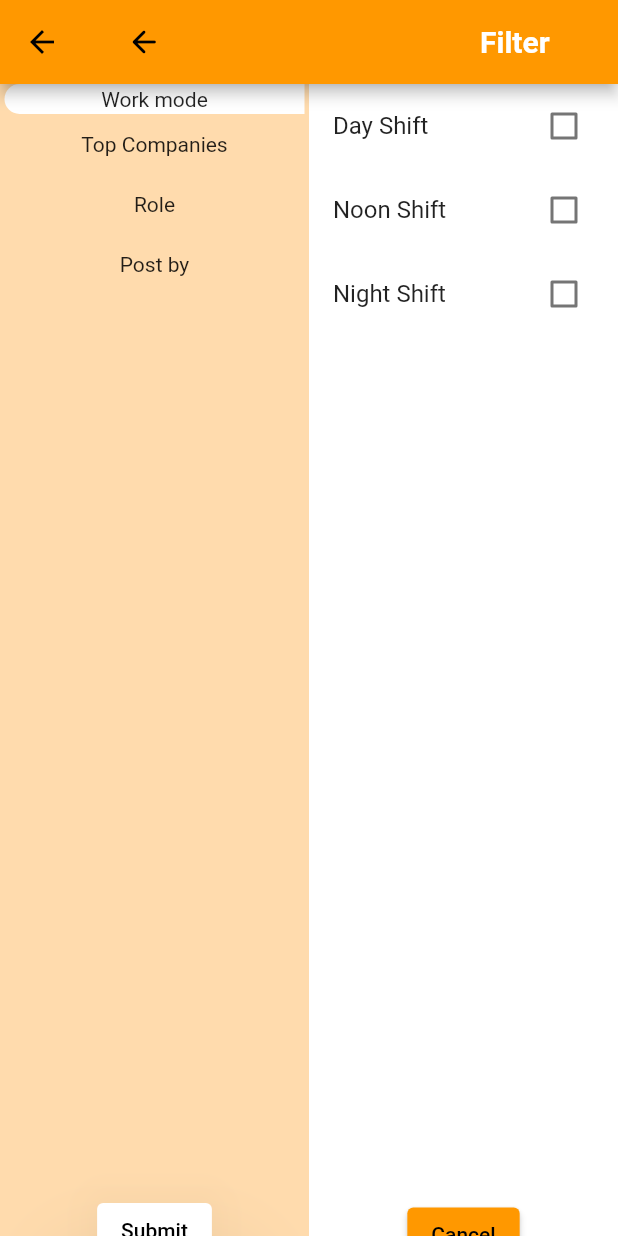
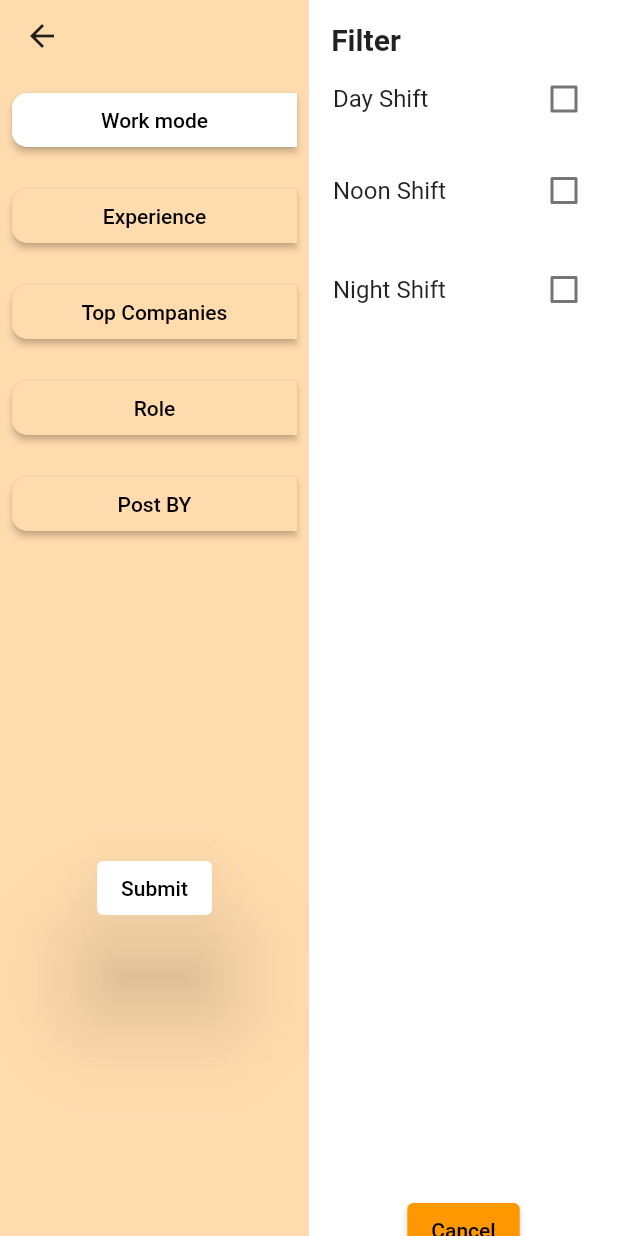
Before and after one commit to Nihala163/assignment-ui, a Flutter app: the Filter screen opened directly, on a phone screen of 412 x 824 dp. Run offline on Flutter 3.47's test engine with Material 2 defaults, Android fonts, the phone set to English and light mode, and no system bars; our stand-ins replace dotted_border, file_picker, image_picker, shared_preferences; accounts and stored records are empty.

Commit message:
new changes

```diff
--- a/lib/filter.dart
+++ b/lib/filter.dart
@@ -10,65 +10,98 @@ class Filter extends StatefulWidget {
 }
 
 class _FilterState extends State<Filter> {
+
   @override
   Widget build(BuildContext context) {
     List<bool>isCheckedList=[false,false,false];
     return Scaffold(
-      appBar: AppBar(
-        title: Row(
-          children: [Padding(
-            padding: const EdgeInsets.only(right: 200),
-            child: IconButton(onPressed: (){
-              Navigator.push(context, MaterialPageRoute(builder: (context){
-                return const Home();
-              }));
-            }, icon: const Icon(Icons.arrow_back_rounded)),
-          ),
-            const Text('Filter',style: TextStyle(fontWeight: FontWeight.bold,color: Colors.white),)
-          ],
-        ),
-      ),
       body: ListView(
         children: [
-          Stack(
-            children: [ Padding(
-              padding: const EdgeInsets.only(top: 600),
-              child: ElevatedButton(onPressed: (){},
-                  style: ElevatedButton.styleFrom(
-                      backgroundColor: const Color(0XFFFFFFFF),
-                      elevation: 30), child: const Text('Submit')
-              ),
-            ),
             Row(
               children: [
                 Expanded(
                   flex: 2,
                   child: Container(
                     height: 1000,
-                      width:30,
+                    width:20,
                     color: const Color(0xFFFFDBAD),
                     child: Column(
                       children: [
-                          Container(decoration: const BoxDecoration(color: Colors.white,
-                              shape: BoxShape.rectangle,
-                              borderRadius: BorderRadius.only(
-                                  bottomLeft:Radius.circular(20),
-                                  topLeft: Radius.circular(20))),
-                            width: 200,height: 20,child: const Center(child: Text('Work mode')),),
-                          const Padding(
-                            padding: EdgeInsets.all(12.0),
-                            child: Text('Top Companies'),
-                          ),
-                          const Padding(
-                            padding: EdgeInsets.all(12.0),
-                            child: Text('Role'),
-                          ),
-                          const Padding(
-                            padding: EdgeInsets.all(12.0),
-                            child: Text('Post by'),
+                        Padding(
+                          padding: const EdgeInsets.only(right: 150),
+                          child: IconButton(onPressed: (){}, icon: const Icon(Icons.arrow_back)),
                         ),
                         Padding(
-                            padding: const EdgeInsets.only(top: 600),
+                          padding: const EdgeInsets.all(8.0),
+                          child: ElevatedButton(onPressed: (){},
+                            style:ElevatedButton.styleFrom(
+                              backgroundColor: Colors.white,
+                              shape: const RoundedRectangleBorder(
+                                  borderRadius: BorderRadius.only(
+                                      bottomLeft:Radius.circular(10),
+                                      topLeft: Radius.circular(10))) ,
+                              ),
+                            child: const Center(child: Text('Work mode')),
+                          ),
+                        ),
+                        Padding(
+                          padding: const EdgeInsets.all(8.0),
+                          child: SizedBox(width: 250,
+                            child: ElevatedButton(onPressed: (){},style:ElevatedButton.styleFrom(
+                               backgroundColor: const Color(0xFFFFDBAD),
+                              shape: const RoundedRectangleBorder(
+                                  borderRadius: BorderRadius.only(
+                                      bottomLeft:Radius.circular(10),
+                                      topLeft: Radius.circular(10))
+                              ) ,
+                            ),
+                              child: const Center(child: Text('Experience')),
+                            ),
+                          ),
+                        ),
+                        Padding(
+                          padding: const EdgeInsets.all(8.0),
+                          child: SizedBox(
+                            child: ElevatedButton(onPressed: (){},
+                              style:ElevatedButton.styleFrom(
+                                backgroundColor:const Color(0xFFFFDBAD),
+                                shape: const RoundedRectangleBorder(
+                                    borderRadius: BorderRadius.only(
+                                        bottomLeft:Radius.circular(10),
+                                        topLeft: Radius.circular(10))) ,
+                              ),
+                              child: const Center(child: Text('Top Companies')),
+                            ),
+                          ),
+                        ),
+                        Padding(
+                          padding: const EdgeInsets.all(8.0),
+                          child: ElevatedButton(onPressed: (){},
+                            style:ElevatedButton.styleFrom(
+                            backgroundColor:const Color(0xFFFFDBAD),
+                            shape: const RoundedRectangleBorder(
+                                borderRadius: BorderRadius.only(
+                                    bottomLeft:Radius.circular(10),
+                                    topLeft: Radius.circular(10))) ,
+                          ),
+                            child: const Center(child: Text('Role')),
+                          ),
+                        ),
+                        Padding(
+                          padding: const EdgeInsets.all(8.0),
+                          child: ElevatedButton(onPressed: (){},style:ElevatedButton.styleFrom( backgroundColor: const Color(0xFFFFDBAD),
+                            shape: const RoundedRectangleBorder(
+                                borderRadius: BorderRadius.only(
+                                    bottomLeft:Radius.circular(10),
+                                    topLeft: Radius.circular(10))) ,
+                          ),
+                            child: const Center(child: Text('Post BY')),
+                          ),
+                        ),
+
+
+                        Padding(
+                          padding: const EdgeInsets.only(top:200),
                           child: ElevatedButton(onPressed: (){},
                               style: ElevatedButton.styleFrom(
                                   backgroundColor: const Color(0XFFFFFFFF),
@@ -84,8 +117,13 @@ class _FilterState extends State<Filter> {
                   child: Container(height: 1000,
                     color: Colors.white,
                     child: Column(
-                        children: [
-                          CheckboxListTile(onChanged: (bool?value){
+                      children: [const Padding(
+                        padding: EdgeInsets.only(right: 130,top: 15),
+                        child: Text('Filter',style: TextStyle(fontWeight: FontWeight.bold,fontSize: 20),),
+                      ),
+                        Padding(
+                          padding: const EdgeInsets.only(bottom: 5),
+                          child: CheckboxListTile(onChanged: (bool?value){
                             setState(() {
                               isCheckedList[0]=value!;
                             });
@@ -93,13 +131,18 @@ class _FilterState extends State<Filter> {
                             value:isCheckedList[0],
                             title:const Text('Day Shift') ,
                           ),
-                          CheckboxListTile(onChanged: (bool?value){
+                        ),
+                        Padding(
+                          padding: const EdgeInsets.only(bottom: 10),
+                          child: CheckboxListTile(
+                            onChanged: (bool?value){
                             setState(() {
                               isCheckedList[1]=value!;
                             });
                           },
                             value:isCheckedList[1],
                             title:const Text('Noon Shift') ,
+                          ),
                         ),
                         CheckboxListTile(onChanged: (bool?value){
                           setState(() {
@@ -127,8 +170,6 @@ class _FilterState extends State<Filter> {
             ),
         ],
       ),
-        ],
-      ),
     );
   }
 }
--- a/lib/main.dart
+++ b/lib/main.dart
@@ -21,7 +21,7 @@ class MyApp extends StatelessWidget {
   // This widget is the root of your application.
   @override
   Widget build(BuildContext context) {
-    return MaterialApp(
+    return MaterialApp(debugShowCheckedModeBanner: false,
       title: 'Flutter Demo',
       theme: ThemeData(
         // This is the theme of your application.
@@ -33,9 +33,9 @@ class MyApp extends StatelessWidget {
         // or simply save your changes to "hot reload" in a Flutter IDE).
         // Notice that the counter didn't reset back to zero; the application
         // is not restarted.
-        primarySwatch: Colors.orange,
+         primarySwatch: Colors.orange,
       ),
-      home:const Home(),
+      home:const Add_detail(),
     );
   }
 }
```
Also changed, not shown: lib/home.dart (+57 -24 lines). Lines whose indentation alone changed are shown as unchanged.
